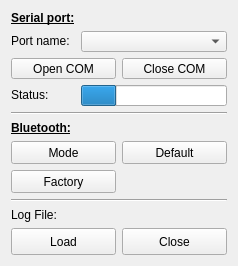
Before: the Qt Designer form ui/w_config.ui in johnbatzer18/biomech_flexsea-plan, drawn with Qt 5.
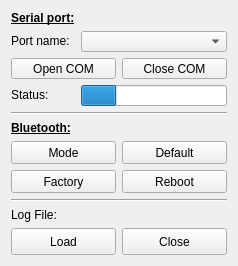
After: the same form once the commit is applied.

Commit message: Bunch of tries for the Bluetooth config. It's actually a serial port bug... WiP.

Patch:
```diff
--- a/ui/w_config.ui
+++ b/ui/w_config.ui
@@ -296,6 +296,31 @@
          </property>
         </widget>
        </item>
+       <item row="2" column="1">
+        <widget class="QPushButton" name="pbBTreset">
+         <property name="sizePolicy">
+          <sizepolicy hsizetype="Expanding" vsizetype="Expanding">
+           <horstretch>0</horstretch>
+           <verstretch>0</verstretch>
+          </sizepolicy>
+         </property>
+         <property name="minimumSize">
+          <size>
+           <width>105</width>
+           <height>23</height>
+          </size>
+         </property>
+         <property name="maximumSize">
+          <size>
+           <width>16777215</width>
+           <height>150</height>
+          </size>
+         </property>
+         <property name="text">
+          <string>Reboot</string>
+         </property>
+        </widget>
+       </item>
       </layout>
      </item>
      <item>
```
The commit also changes 5 other files.
